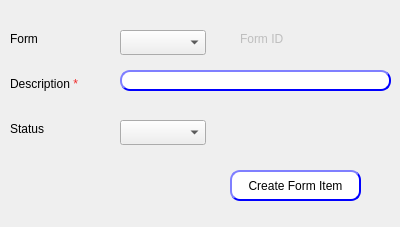
Before: the Qt Designer form presentation/authorization_ui/createFormItem.ui in shymaa123456/HyperPOS2020, drawn with Qt 5.
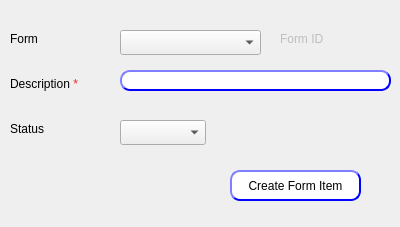
After: the same form once the commit is applied.

Commit message: create redeem with voucher

Patch:
```diff
--- a/presentation/authorization_ui/createFormItem.ui
+++ b/presentation/authorization_ui/createFormItem.ui
@@ -32,9 +32,9 @@
    </property>
    <property name="geometry">
     <rect>
-     <x>240</x>
+     <x>280</x>
      <y>30</y>
-     <width>141</width>
+     <width>81</width>
      <height>17</height>
     </rect>
    </property>
@@ -50,7 +50,7 @@
     <rect>
      <x>120</x>
      <y>30</y>
-     <width>86</width>
+     <width>141</width>
      <height>25</height>
     </rect>
    </property>
```
The commit also changes 7 other files.
